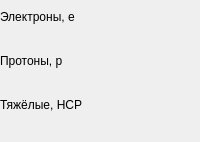
Old version of the form app/widgets/oscilloscope/flux_widget.ui in the repository AtariVC/ddii_scopus.
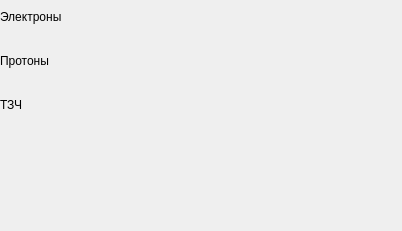
New version of the form. Custom widgets are drawn as their Qt base class.

The edit to the form file:
```diff
--- a/app/widgets/oscilloscope/flux_widget.ui
+++ b/app/widgets/oscilloscope/flux_widget.ui
@@ -2,7 +2,17 @@
 <ui version="4.0">
  <class>FluxWidget</class>
  <widget class="QWidget" name="FluxWidget">
-  <property name="windowTitle"><string>Счётчик частиц</string></property>
+  <property name="geometry">
+   <rect>
+    <x>0</x>
+    <y>0</y>
+    <width>402</width>
+    <height>231</height>
+   </rect>
+  </property>
+  <property name="windowTitle">
+   <string>Счётчик частиц</string>
+  </property>
   <layout class="QVBoxLayout" name="root">
    <property name="leftMargin"><number>0</number></property>
    <property name="topMargin"><number>0</number></property>
@@ -31,13 +41,16 @@
 
     <item>
      <widget class="QLabel" name="title_e">
-      <property name="text"><string>Электроны, e</string></property>
+     <property name="text">
+      <string>Электроны</string>
+     </property>
      </widget>
     </item>
    <item>
      <layout class="QGridLayout" name="grid_e">
-      <property name="horizontalSpacing"><number>10</number></property>
-      <property name="verticalSpacing"><number>10</number></property>
+     <property name="spacing">
+      <number>10</number>
+     </property>
       <item row="0" column="0">
        <widget class="_Tile" name="tile_e_0_1">
          <property name="label" stdset="0"><string>e &gt; 0.1</string></property>
@@ -79,13 +92,16 @@
 
     <item>
      <widget class="QLabel" name="title_p">
-      <property name="text"><string>Протоны, p</string></property>
+     <property name="text">
+      <string>Протоны</string>
+     </property>
      </widget>
     </item>
    <item>
      <layout class="QGridLayout" name="grid_p">
-      <property name="horizontalSpacing"><number>10</number></property>
-      <property name="verticalSpacing"><number>10</number></property>
+     <property name="spacing">
+      <number>10</number>
+     </property>
       <item row="0" column="0">
        <widget class="_Tile" name="tile_p_10">
          <property name="label" stdset="0"><string>p &gt; 10</string></property>
@@ -127,13 +143,16 @@
 
     <item>
      <widget class="QLabel" name="title_hcp">
-      <property name="text"><string>Тяжёлые, HCP</string></property>
+     <property name="text">
+      <string>ТЗЧ</string>
+     </property>
      </widget>
     </item>
    <item>
      <layout class="QGridLayout" name="grid_hcp">
-      <property name="horizontalSpacing"><number>10</number></property>
-      <property name="verticalSpacing"><number>10</number></property>
+     <property name="spacing">
+      <number>10</number>
+     </property>
       <item row="0" column="0">
        <widget class="_Tile" name="tile_hcp_1">
          <property name="label" stdset="0"><string>HCP &gt; 1</string></property>
```
Left out of the diff: 195 changed lines with no effect on the pictures. Lines whose indentation alone changed are shown as unchanged.
